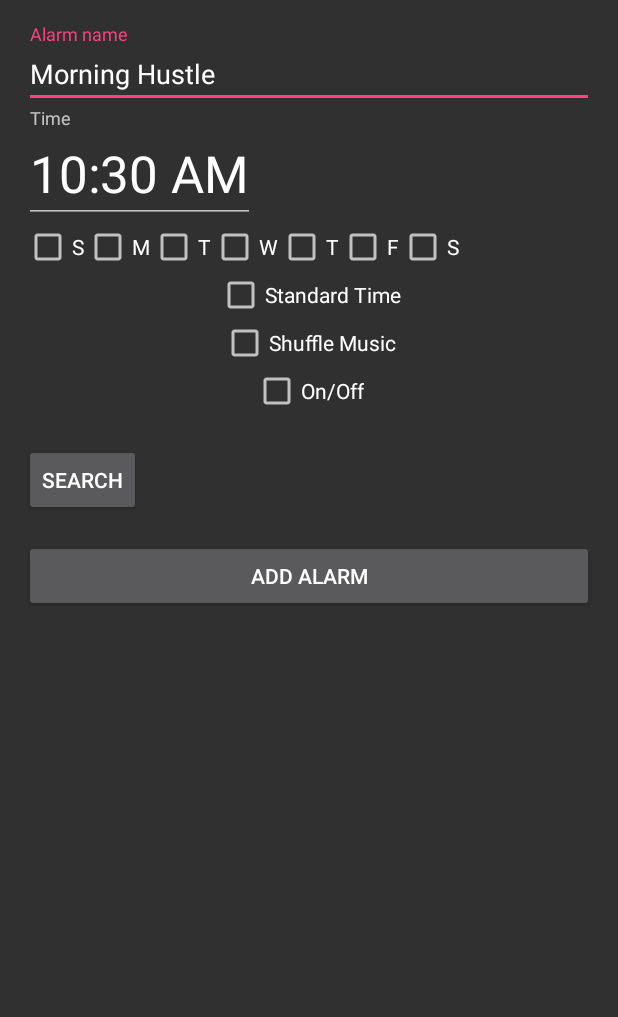
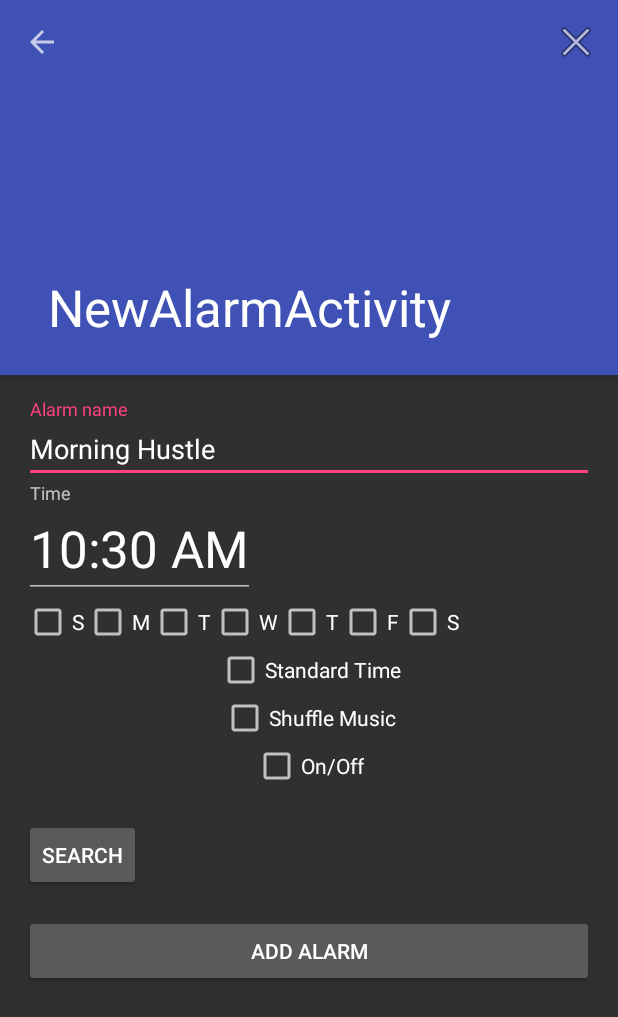
Before and after one commit to lemma-io/vivify, an Android app: the DetailActivity screen opened directly, with no data from a screen before it, on a phone screen of 412 x 824 dp. Shown: the top 1017 px of the screen. Run offline under Robolectric (Android 15) with nearby library versions, the phone set to English and light mode, and no system bars; our stand-ins replace ButterKnife, Dagger/Hilt's generated code; libraries missing offline, so code that uses them is left out: com.facebook.stetho, com.uphyca.stetho_realm, io.realm, org.parceler; pictures from the network do not load; 2 statements that could not run were skipped.

Commit message:
Added album art to detail page

```diff
--- a/app/src/main/java/com/rva/mrb/vivify/View/Detail/DetailActivity.java
+++ b/app/src/main/java/com/rva/mrb/vivify/View/Detail/DetailActivity.java
@@ -4,14 +4,18 @@ import android.app.Activity;
 import android.app.TimePickerDialog;
 import android.content.Intent;
 import android.os.Bundle;
+import android.support.v7.widget.Toolbar;
 import android.util.Log;
+import android.view.Menu;
 import android.view.View;
 import android.widget.Button;
 import android.widget.CheckBox;
 import android.widget.EditText;
+import android.widget.ImageView;
 import android.widget.TextView;
 import android.widget.TimePicker;
 
+import com.bumptech.glide.Glide;
 import com.rva.mrb.vivify.AlarmApplication;
 import com.rva.mrb.vivify.ApplicationModule;
 import com.rva.mrb.vivify.BaseActivity;
@@ -58,6 +62,7 @@ public class DetailActivity extends BaseActivity implements DetailView {
     @BindView(R.id.thursday_check) CheckBox thursdayCb;
     @BindView(R.id.friday_check) CheckBox fridayCb;
     @BindView(R.id.saturday_check) CheckBox saturdayCb;
+    @BindView(R.id.alarm_detail_bg) ImageView alarmDetailBg;
     private String trackName;
     private String artistName;
     private String trackId;
@@ -72,11 +77,19 @@ public class DetailActivity extends BaseActivity implements DetailView {
     @Inject DetailPresenter detailPresenter;
     private AlarmAdapter.OnAlarmToggleListener alarmToggleListener;
 
+    @Override
+    public boolean onCreateOptionsMenu(Menu menu) {
+        // Inflate the menu; this adds items to the action bar if it is present.
+        getMenuInflater().inflate(R.menu.detail_menu, menu);
+        return true;
+    }
 
     @Override
     protected void onCreate(Bundle savedInstanceState) {
         super.onCreate(savedInstanceState);
         setContentView(R.layout.activity_add_alarm);
+        Toolbar toolbar = (Toolbar) findViewById(R.id.detail_toolbar);
+        setSupportActionBar(toolbar);
 
         //inject dagger and butterknife dependencies
         DetailComponent detailComponent = DaggerDetailComponent.builder()
@@ -86,6 +99,15 @@ public class DetailActivity extends BaseActivity implements DetailView {
                 .build();
         detailComponent.inject(this);
         ButterKnife.bind(this);
+//        actionBar = (Toolbar) findViewById(R.id.detail_toolbar);
+//        setSupportActionBar(actionBar);
+//        actionBar.setDisplayHomeAsUpEnabled(true);
+//        if (getActionBar() == null) {
+//            Log.d(TAG, "ToolBar is null");
+//        }
+//        else
+        getSupportActionBar().setDisplayHomeAsUpEnabled(true);
+        getSupportActionBar().setHomeButtonEnabled(true);
 
         Log.d("test", "ID: " + alarm.getId());
         //check if this is a new alarm
@@ -113,6 +135,10 @@ public class DetailActivity extends BaseActivity implements DetailView {
                 trackId = alarm.getTrackId();
                 trackImage = alarm.getTrackImage();
                 mediaType = alarm.getMediaType();
+                Glide.with(getApplicationContext())
+                        .load(alarm.getTrackImage())
+                        .centerCrop()
+                        .into(alarmDetailBg);
                 Log.d("trackImageDA", "track image url: " + trackImage);
                 setTrackTv();
             }
--- a/app/src/main/res/layout/activity_add_alarm.xml
+++ b/app/src/main/res/layout/activity_add_alarm.xml
@@ -1,7 +1,46 @@
 <?xml version="1.0" encoding="utf-8"?>
+<android.support.design.widget.CoordinatorLayout
+    xmlns:android="http://schemas.android.com/apk/res/android"
+    xmlns:app="http://schemas.android.com/apk/res-auto"
+    android:layout_width="match_parent"
+    android:layout_height="match_parent"
+    android:fitsSystemWindows="false">
+
+    <android.support.design.widget.AppBarLayout
+        android:layout_height="wrap_content"
+        android:layout_width="match_parent"
+        android:fitsSystemWindows="true">
+
+        <android.support.design.widget.CollapsingToolbarLayout
+            android:layout_width="match_parent"
+            android:layout_height="wrap_content">
+            <!--app:layout_scrollFlags="scroll|enterAlways|enterAlwaysCollapsed"-->
+            <!--&gt;-->
+
+            <android.support.v7.widget.Toolbar
+                android:id="@+id/detail_toolbar"
+                android:layout_width="match_parent"
+                android:layout_height="wrap_content"
+                android:theme="@style/AppTheme.NoActionBar"
+                android:elevation="10dip">
+
+            </android.support.v7.widget.Toolbar>
+
+            <ImageView
+                android:id="@+id/alarm_detail_bg"
+                android:layout_width="match_parent"
+                android:layout_height="250dip" />
+
+        </android.support.design.widget.CollapsingToolbarLayout>
+
+    </android.support.design.widget.AppBarLayout>
+
+    <android.support.v4.widget.NestedScrollView
+        android:layout_width="match_parent"
+        android:layout_height="match_parent"
+        app:layout_behavior="@string/appbar_scrolling_view_behavior">
+
     <LinearLayout
-    xmlns:android="http://schemas.android.com/apk/res/android"
-    xmlns:tools="http://schemas.android.com/tools"
         android:id="@+id/layout_container"
         android:layout_width="match_parent"
         android:layout_height="match_parent"
@@ -9,7 +48,9 @@
         android:paddingLeft="@dimen/activity_horizontal_margin"
         android:paddingRight="@dimen/activity_horizontal_margin"
         android:paddingTop="@dimen/activity_vertical_margin"
-    android:orientation="vertical">
+        android:orientation="vertical"
+        android:clipToPadding="false"
+        app:layout_behavior="@string/appbar_scrolling_view_behavior">
 
         <android.support.design.widget.TextInputLayout
             android:layout_width="match_parent"
@@ -139,3 +180,7 @@
             android:visibility="gone"/>
 
     </LinearLayout>
+    </android.support.v4.widget.NestedScrollView>
+
+
+</android.support.design.widget.CoordinatorLayout>
--- a/app/src/main/res/layout/activity_main.xml
+++ b/app/src/main/res/layout/activity_main.xml
@@ -1,5 +1,6 @@
 <?xml version="1.0" encoding="utf-8"?>
-<android.support.design.widget.CoordinatorLayout xmlns:android="http://schemas.android.com/apk/res/android"
+<android.support.design.widget.CoordinatorLayout
+    xmlns:android="http://schemas.android.com/apk/res/android"
     xmlns:app="http://schemas.android.com/apk/res-auto"
     xmlns:tools="http://schemas.android.com/tools"
     android:layout_width="match_parent"
@@ -18,7 +19,8 @@
             android:layout_width="match_parent"
             android:layout_height="wrap_content"
             app:titleTextColor="@android:color/white"
-            android:background="?attr/colorPrimary">
+            android:background="?attr/colorPrimary"
+            android:theme="@style/AppTheme.NoActionBar">
 
             <TextView
                 android:id="@+id/toolbar_notification"
--- /dev/null
+++ b/app/src/main/res/menu/detail_menu.xml
@@ -0,0 +1,10 @@
+<?xml version="1.0" encoding="utf-8"?>
+<menu xmlns:android="http://schemas.android.com/apk/res/android"
+    xmlns:app="http://schemas.android.com/apk/res-auto">
+    <item
+        android:id="@+id/exit_alarm"
+        android:title="exitAlarm"
+        android:icon="@android:drawable/ic_menu_close_clear_cancel"
+        app:showAsAction="always" />
+
+</menu>
--- a/build.gradle
+++ b/build.gradle
@@ -21,6 +21,9 @@ allprojects {
     repositories {
         jcenter()
         mavenCentral()
+        maven{
+            url "https://maven.google.com"
+        }
     }
 }
 
```
Also changed, not shown: app/src/main/AndroidManifest.xml (+5 -13 lines), app/src/main/java/com/rva/mrb/vivify/View/Search/SearchActivity.java (+25 -0 lines). Lines whose indentation alone changed are shown as unchanged.
